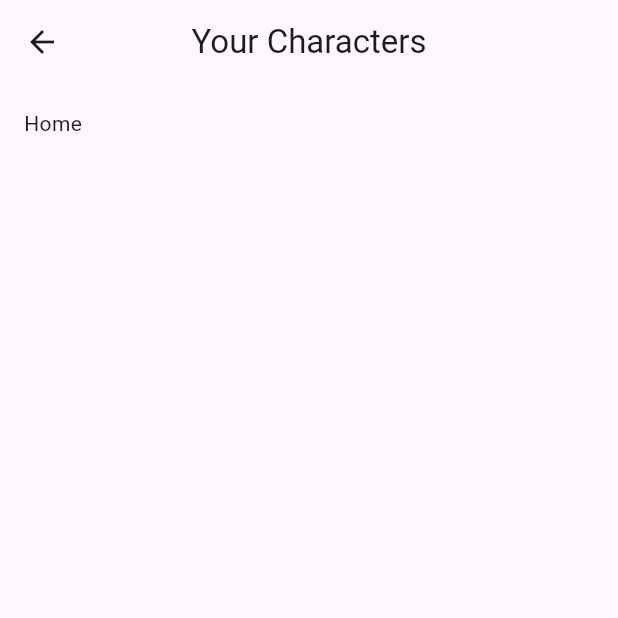
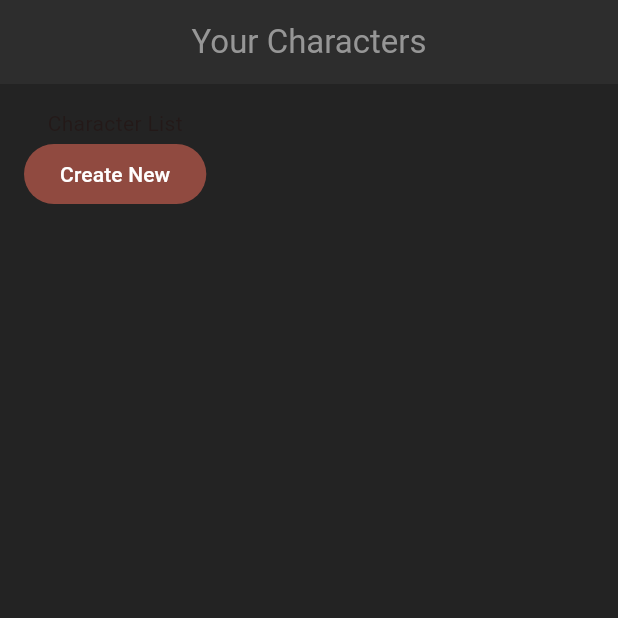
Before and after one commit to wendyyyanto/rpg_characters_app, a Flutter app: the Home screen opened directly, on a phone screen of 412 x 824 dp, the top half of it. Run offline on Flutter 3.47's test engine with Material 3 defaults, Android fonts, the phone set to English and light mode, and no system bars.

Commit message:
[ADD] custom app theme

```diff
--- a/lib/main.dart
+++ b/lib/main.dart
@@ -1,7 +1,9 @@
 import 'package:flutter/material.dart';
+import 'package:rpg_app/screens/home/home.dart';
+import 'package:rpg_app/theme.dart';
 
 void main() {
-  runApp(const MaterialApp(home: Scaffold()));
+  runApp(MaterialApp(theme: primaryTheme, home: const Home()));
 }
 
 class Sandbox extends StatelessWidget {
--- a/lib/screens/home/home.dart
+++ b/lib/screens/home/home.dart
@@ -13,9 +13,14 @@
     return Scaffold(
         appBar: AppBar(
           title: const Text('Your Characters'),
-          centerTitle: true,
         ),
         body: Container(
-            padding: const EdgeInsets.all(16), child: const Text('Home')));
+            padding: const EdgeInsets.all(16),
+            child: Column(
+              children: [
+                const Text('Character List'),
+                FilledButton(onPressed: () {}, child: const Text('Create New'))
+              ],
+            )));
   }
 }
```
Also changed, not shown: lib/theme.dart (added, +21 -0 lines).
